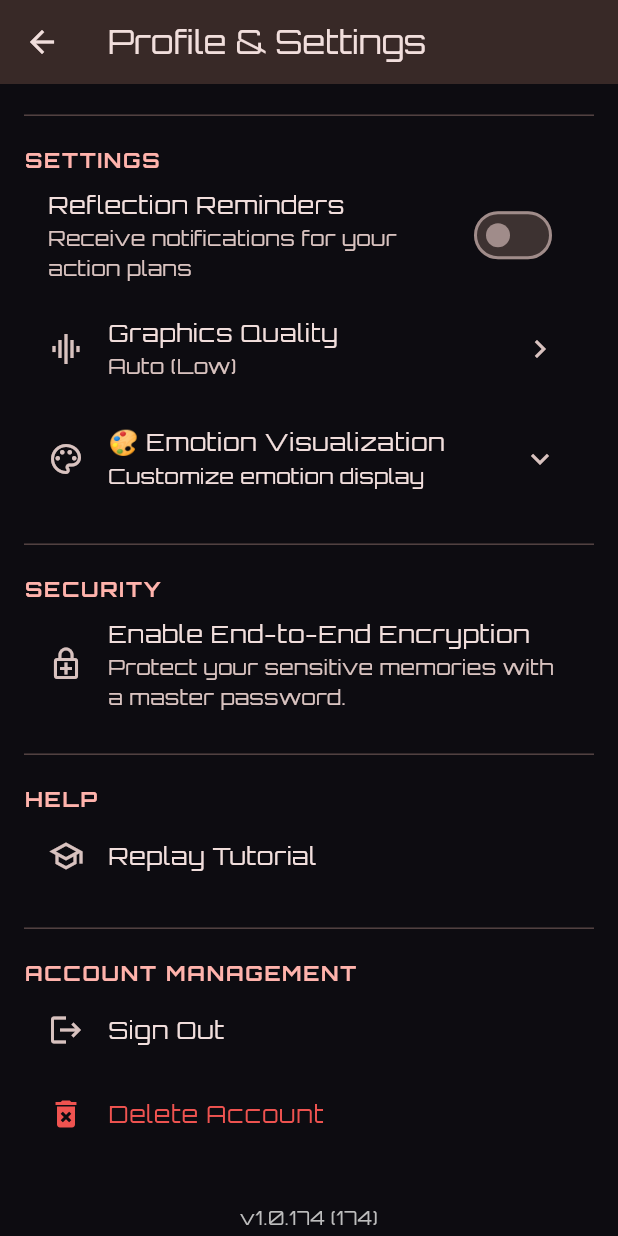
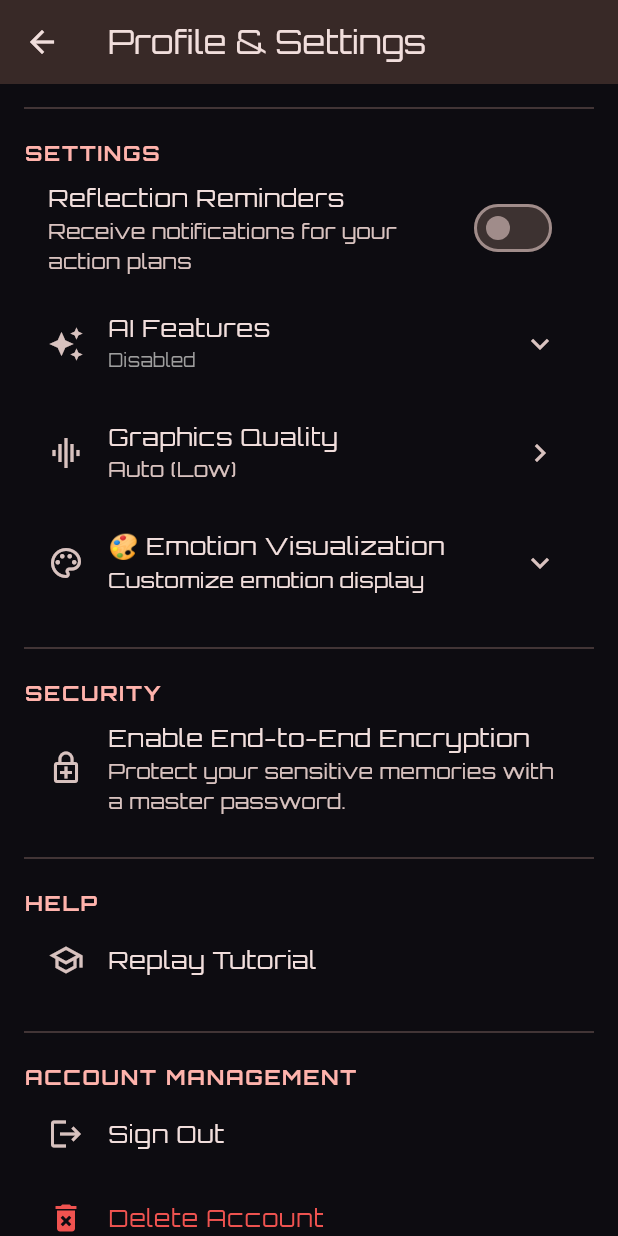
Before and after one commit to RemiEtien/Life, a Flutter app: the ProfileScreen screen opened directly, scrolled down 576 dp, on a phone screen of 412 x 824 dp. Run offline on Flutter 3.47's test engine with Material 3 defaults, Android fonts, the phone set to English and light mode, and no system bars; our stand-ins replace audioplayers, cached_network_image, cloud_firestore, cloud_functions, connectivity_plus, country_picker and 27 more; missing offline and left inert: encrypt, firebase_app_check, markdown_widget, pointycastle, receive_sharing_intent, record and 1 more; accounts and stored records are empty; generated files the repository leaves out were written again; network calls fail; statements that could not run were skipped.

Commit message:
feat: Add AI Settings Infrastructure (Phase 1)
- Add 11 AI feature fields to UserProfile model:
  * Master switch: aiEnabled
  * Smart Prompts (FREE): aiSmartPromptsEnabled, aiSmartPromptsInEdit
  * Pattern Analysis (PREMIUM): aiPatternAnalysisEnabled + 3 location toggles
  * Predictive Insights (PREMIUM): aiPredictiveInsightsEnabled + 2 toggles
  * Privacy: aiProcessEncryptedMemories
- Create AISettingsSection widget with:
  * Granular per-feature and per-location controls
  * AI Consent Dialog on first activation
  * Encrypted memories warning dialog
  * FREE/PREMIUM badges for each tier
  * Privacy info card explaining Gemini usage
- Integrate AISettingsSection into ProfileScreen
- Firestore sync automatic via toJson/fromJson

All settings default to opt-in (aiEnabled=false by default).
Users have full control over what AI can see and where it appears.

Prepared for Phase 2: Firebase Functions + Gemini API.

🤖 Generated with [Claude Code](https://claude.com/claude-code)

Co-Authored-By: Claude <noreply@anthropic.com>

```diff
--- a/lib/models/user_profile.dart
+++ b/lib/models/user_profile.dart
@@ -31,6 +31,28 @@ class UserProfile {
   final bool isPremium;
   final DateTime? premiumUntil;
   final DateTime? trialStartedAt;
+
+  // --- AI FEATURES SETTINGS ---
+  // Master switch
+  final bool aiEnabled; // Default: false (opt-in)
+
+  // Smart Prompts (FREE tier)
+  final bool aiSmartPromptsEnabled; // Default: true (if aiEnabled)
+  final bool aiSmartPromptsInEdit; // Default: true
+
+  // Pattern Analysis (PREMIUM tier)
+  final bool aiPatternAnalysisEnabled; // Default: true (if isPremium && aiEnabled)
+  final bool aiPatternsInMonthlyView; // Default: true
+  final bool aiPatternsInMemoryView; // Default: true
+  final bool aiPatternsInMemoryList; // Default: true
+
+  // Predictive Insights (PREMIUM tier)
+  final bool aiPredictiveInsightsEnabled; // Default: true (if isPremium && aiEnabled)
+  final bool aiPredictiveInEdit; // Default: true
+  final bool aiPredictiveNotifications; // Default: false (explicit opt-in)
+
+  // Privacy control
+  final bool aiProcessEncryptedMemories; // Default: false (encrypted stays encrypted)
 
   // --- NEW VISUAL SETTINGS ---
   final double visualSpeed;
@@ -95,6 +117,18 @@ class UserProfile {
     this.isPremium = false,
     this.premiumUntil,
     this.trialStartedAt,
+    // --- AI FEATURES CONSTRUCTOR PARAMS with defaults ---
+    this.aiEnabled = false, // Opt-in by default
+    this.aiSmartPromptsEnabled = true,
+    this.aiSmartPromptsInEdit = true,
+    this.aiPatternAnalysisEnabled = true,
+    this.aiPatternsInMonthlyView = true,
+    this.aiPatternsInMemoryView = true,
+    this.aiPatternsInMemoryList = true,
+    this.aiPredictiveInsightsEnabled = true,
+    this.aiPredictiveInEdit = true,
+    this.aiPredictiveNotifications = false, // Explicit opt-in
+    this.aiProcessEncryptedMemories = false, // Encrypted stays encrypted
     // --- NEW CONSTRUCTOR PARAMS with defaults ---
     this.visualSpeed = 2.0,
     this.visualAmplitude = 10.0,
@@ -150,6 +184,18 @@ class UserProfile {
     bool? isPremium,
     DateTime? premiumUntil,
     DateTime? trialStartedAt,
+    // --- AI FEATURES copyWith PARAMS ---
+    bool? aiEnabled,
+    bool? aiSmartPromptsEnabled,
+    bool? aiSmartPromptsInEdit,
+    bool? aiPatternAnalysisEnabled,
+    bool? aiPatternsInMonthlyView,
+    bool? aiPatternsInMemoryView,
+    bool? aiPatternsInMemoryList,
+    bool? aiPredictiveInsightsEnabled,
+    bool? aiPredictiveInEdit,
+    bool? aiPredictiveNotifications,
+    bool? aiProcessEncryptedMemories,
     // --- NEW copyWith PARAMS ---
     double? visualSpeed,
     double? visualAmplitude,
@@ -216,6 +262,18 @@ class UserProfile {
       isPremium: isPremium ?? this.isPremium,
       premiumUntil: premiumUntil ?? this.premiumUntil,
       trialStartedAt: trialStartedAt ?? this.trialStartedAt,
+      // --- AI FEATURES copyWith ASSIGNMENTS ---
+      aiEnabled: aiEnabled ?? this.aiEnabled,
+      aiSmartPromptsEnabled: aiSmartPromptsEnabled ?? this.aiSmartPromptsEnabled,
+      aiSmartPromptsInEdit: aiSmartPromptsInEdit ?? this.aiSmartPromptsInEdit,
+      aiPatternAnalysisEnabled: aiPatternAnalysisEnabled ?? this.aiPatternAnalysisEnabled,
+      aiPatternsInMonthlyView: aiPatternsInMonthlyView ?? this.aiPatternsInMonthlyView,
+      aiPatternsInMemoryView: aiPatternsInMemoryView ?? this.aiPatternsInMemoryView,
+      aiPatternsInMemoryList: aiPatternsInMemoryList ?? this.aiPatternsInMemoryList,
+      aiPredictiveInsightsEnabled: aiPredictiveInsightsEnabled ?? this.aiPredictiveInsightsEnabled,
+      aiPredictiveInEdit: aiPredictiveInEdit ?? this.aiPredictiveInEdit,
+      aiPredictiveNotifications: aiPredictiveNotifications ?? this.aiPredictiveNotifications,
+      aiProcessEncryptedMemories: aiProcessEncryptedMemories ?? this.aiProcessEncryptedMemories,
       // --- NEW copyWith ASSIGNMENTS ---
       visualSpeed: visualSpeed ?? this.visualSpeed,
       visualAmplitude: visualAmplitude ?? this.visualAmplitude,
@@ -279,6 +337,18 @@ class UserProfile {
           premiumUntil != null ? Timestamp.fromDate(premiumUntil!) : null,
       'trialStartedAt':
           trialStartedAt != null ? Timestamp.fromDate(trialStartedAt!) : null,
+      // --- AI FEATURES toJson FIELDS ---
+      'aiEnabled': aiEnabled,
+      'aiSmartPromptsEnabled': aiSmartPromptsEnabled,
+      'aiSmartPromptsInEdit': aiSmartPromptsInEdit,
+      'aiPatternAnalysisEnabled': aiPatternAnalysisEnabled,
+      'aiPatternsInMonthlyView': aiPatternsInMonthlyView,
+      'aiPatternsInMemoryView': aiPatternsInMemoryView,
+      'aiPatternsInMemoryList': aiPatternsInMemoryList,
+      'aiPredictiveInsightsEnabled': aiPredictiveInsightsEnabled,
+      'aiPredictiveInEdit': aiPredictiveInEdit,
+      'aiPredictiveNotifications': aiPredictiveNotifications,
+      'aiProcessEncryptedMemories': aiProcessEncryptedMemories,
       // --- NEW toJson FIELDS ---
       'visualSpeed': visualSpeed,
       'visualAmplitude': visualAmplitude,
@@ -339,6 +409,18 @@ class UserProfile {
       isPremium: json['isPremium'] as bool? ?? false,
       premiumUntil: (json['premiumUntil'] as Timestamp?)?.toDate(),
       trialStartedAt: (json['trialStartedAt'] as Timestamp?)?.toDate(),
+      // --- AI FEATURES fromJson ASSIGNMENTS with defaults ---
+      aiEnabled: json['aiEnabled'] as bool? ?? false,
+      aiSmartPromptsEnabled: json['aiSmartPromptsEnabled'] as bool? ?? true,
+      aiSmartPromptsInEdit: json['aiSmartPromptsInEdit'] as bool? ?? true,
+      aiPatternAnalysisEnabled: json['aiPatternAnalysisEnabled'] as bool? ?? true,
+      aiPatternsInMonthlyView: json['aiPatternsInMonthlyView'] as bool? ?? true,
+      aiPatternsInMemoryView: json['aiPatternsInMemoryView'] as bool? ?? true,
+      aiPatternsInMemoryList: json['aiPatternsInMemoryList'] as bool? ?? true,
+      aiPredictiveInsightsEnabled: json['aiPredictiveInsightsEnabled'] as bool? ?? true,
+      aiPredictiveInEdit: json['aiPredictiveInEdit'] as bool? ?? true,
+      aiPredictiveNotifications: json['aiPredictiveNotifications'] as bool? ?? false,
+      aiProcessEncryptedMemories: json['aiProcessEncryptedMemories'] as bool? ?? false,
       // --- NEW fromJson ASSIGNMENTS with defaults ---
       visualSpeed: (json['visualSpeed'] as num?)?.toDouble() ?? 2.0,
       visualAmplitude: (json['visualAmplitude'] as num?)?.toDouble() ?? 10.0,
--- a/lib/screens/profile_screen.dart
+++ b/lib/screens/profile_screen.dart
@@ -14,6 +14,7 @@ import '../models/user_profile.dart';
 import '../providers/application_providers.dart';
 import '../widgets/premium_upsell_widgets.dart';
 import '../widgets/device_performance_detector.dart';
+import '../widgets/ai_settings_section.dart';
 import 'performance_debug_screen.dart';
 import 'package:collection/collection.dart';
 
@@ -1024,6 +1025,7 @@ class _ProfileScreenState extends ConsumerState<ProfileScreen> {
                     const Divider(height: 40),
                     _buildSectionTitle(l10n.profileSectionSettings, context),
                     _buildNotificationsSetting(profile, l10n),
+                    const AISettingsSection(),
                     _buildGraphicsQualitySetting(l10n),
                     _buildEmotionVisualizationSettings(profile, l10n),
                     const Divider(height: 40),
--- /dev/null
+++ b/lib/widgets/ai_settings_section.dart
@@ -0,0 +1,375 @@
+import 'package:flutter/material.dart';
+import 'package:flutter_riverpod/flutter_riverpod.dart';
+import '../models/user_profile.dart';
+import '../providers/application_providers.dart';
+import '../services/user_service.dart';
+import '../utils/safe_logger.dart';
+
+/// AI Settings Section Widget for ProfileScreen
+///
+/// Displays granular AI feature controls with:
+/// - Master AI enable switch with consent dialog
+/// - Smart Prompts settings (FREE tier)
+/// - Pattern Analysis settings (PREMIUM tier)
+/// - Predictive Insights settings (PREMIUM tier)
+/// - Privacy controls
+class AISettingsSection extends ConsumerWidget {
+  const AISettingsSection({super.key});
+
+  @override
+  Widget build(BuildContext context, WidgetRef ref) {
+    final profileAsync = ref.watch(userProfileProvider);
+
+    return profileAsync.when(
+      data: (profile) {
+        if (profile == null) return const SizedBox.shrink();
+        return _buildAISettingsContent(context, ref, profile);
+      },
+      loading: () => const Center(child: CircularProgressIndicator()),
+      error: (_, __) => const SizedBox.shrink(),
+    );
+  }
+
+  Widget _buildAISettingsContent(BuildContext context, WidgetRef ref, UserProfile profile) {
+    return ExpansionTile(
+      title: const Text('AI Features'),
+      subtitle: Text(
+        profile.aiEnabled ? 'Enabled' : 'Disabled',
+        style: TextStyle(
+          color: profile.aiEnabled ? Colors.green : Colors.grey,
+          fontSize: 12,
+        ),
+      ),
+      leading: const Icon(Icons.auto_awesome),
+      children: [
+        // Master Switch
+        SwitchListTile(
+          title: const Text('Enable AI Features'),
+          subtitle: const Text('AI analyzes your memories to find patterns'),
+          value: profile.aiEnabled,
+          onChanged: (value) {
+            if (value && !profile.aiEnabled) {
+              // First time activation - show consent dialog
+              _showAIConsentDialog(context, ref, profile);
+            } else {
+              _updateProfile(ref, profile, {'aiEnabled': value});
+            }
+          },
+        ),
+
+        if (profile.aiEnabled) ...[
+          const Divider(),
+
+          // Smart Prompts (FREE)
+          ListTile(
+            title: Row(
+              children: [
+                const Text('Smart Prompts'),
+                const SizedBox(width: 8),
+                Container(
+                  padding: const EdgeInsets.symmetric(horizontal: 6, vertical: 2),
+                  decoration: BoxDecoration(
+                    color: Colors.green,
+                    borderRadius: BorderRadius.circular(4),
+                  ),
+                  child: const Text('FREE', style: TextStyle(fontSize: 10, color: Colors.white)),
+                ),
+              ],
+            ),
+            subtitle: const Text('AI suggests questions while you write'),
+          ),
+          SwitchListTile(
+            title: const Text('  Show in Memory Edit'),
+            value: profile.aiSmartPromptsEnabled && profile.aiSmartPromptsInEdit,
+            onChanged: profile.aiSmartPromptsEnabled
+                ? (v) => _updateProfile(ref, profile, {'aiSmartPromptsInEdit': v})
+                : null,
+          ),
+
+          const Divider(),
+
+          // Pattern Analysis (PREMIUM)
+          ListTile(
+            title: Row(
+              children: [
+                const Text('Pattern Analysis'),
+                const SizedBox(width: 8),
+                Container(
+                  padding: const EdgeInsets.symmetric(horizontal: 6, vertical: 2),
+                  decoration: BoxDecoration(
+                    color: Colors.amber,
+                    borderRadius: BorderRadius.circular(4),
+                  ),
+                  child: const Text('PREMIUM', style: TextStyle(fontSize: 10, color: Colors.white)),
+                ),
+              ],
+            ),
+            subtitle: const Text('Weekly analysis of patterns and cycles'),
+            trailing: !profile.isPremium
+                ? TextButton(
+                    onPressed: () => _showPremiumUpgrade(context),
+                    child: const Text('Upgrade'),
+                  )
+                : null,
+          ),
+          if (profile.isPremium) ...[
+            SwitchListTile(
+              title: const Text('  Enable Pattern Analysis'),
+              value: profile.aiPatternAnalysisEnabled,
+              onChanged: (v) => _updateProfile(ref, profile, {'aiPatternAnalysisEnabled': v}),
+            ),
+            if (profile.aiPatternAnalysisEnabled) ...[
+              SwitchListTile(
+                title: const Text('    Show in Monthly View'),
+                value: profile.aiPatternsInMonthlyView,
+                onChanged: (v) => _updateProfile(ref, profile, {'aiPatternsInMonthlyView': v}),
+              ),
+              SwitchListTile(
+                title: const Text('    Show in Memory View'),
+                value: profile.aiPatternsInMemoryView,
+                onChanged: (v) => _updateProfile(ref, profile, {'aiPatternsInMemoryView': v}),
+              ),
+              SwitchListTile(
+                title: const Text('    Show in Memory List'),
+                value: profile.aiPatternsInMemoryList,
+                onChanged: (v) => _updateProfile(ref, profile, {'aiPatternsInMemoryList': v}),
+              ),
+            ],
+          ],
+
+          const Divider(),
+
+          // Predictive Insights (PREMIUM)
+          ListTile(
+            title: Row(
+              children: [
+                const Text('Predictive Insights'),
+                const SizedBox(width: 8),
+                Container(
+                  padding: const EdgeInsets.symmetric(horizontal: 6, vertical: 2),
+                  decoration: BoxDecoration(
+                    color: Colors.amber,
+                    borderRadius: BorderRadius.circular(4),
+                  ),
+                  child: const Text('PREMIUM', style: TextStyle(fontSize: 10, color: Colors.white)),
+                ),
+              ],
+            ),
+            subtitle: const Text('AI predicts based on your history'),
+            trailing: !profile.isPremium
+                ? TextButton(
+                    onPressed: () => _showPremiumUpgrade(context),
+                    child: const Text('Upgrade'),
+                  )
+                : null,
+          ),
+          if (profile.isPremium) ...[
+            SwitchListTile(
+              title: const Text('  Enable Predictive Insights'),
+              value: profile.aiPredictiveInsightsEnabled,
+              onChanged: (v) => _updateProfile(ref, profile, {'aiPredictiveInsightsEnabled': v}),
+            ),
+            if (profile.aiPredictiveInsightsEnabled) ...[
+              SwitchListTile(
+                title: const Text('    Show in Memory Edit'),
+                value: profile.aiPredictiveInEdit,
+                onChanged: (v) => _updateProfile(ref, profile, {'aiPredictiveInEdit': v}),
+              ),
+              SwitchListTile(
+                title: const Text('    Proactive Notifications'),
+                subtitle: const Text('Get notified when AI sees a pattern'),
+                value: profile.aiPredictiveNotifications,
+                onChanged: (v) => _updateProfile(ref, profile, {'aiPredictiveNotifications': v}),
+              ),
+            ],
+          ],
+
+          const Divider(),
+
+          // Privacy Control
+          const ListTile(
+            title: Text('Privacy'),
+            subtitle: Text('Control what AI can access'),
+          ),
+          SwitchListTile(
+            title: const Text('  Process Encrypted Memories'),
+            subtitle: const Text('Allow AI to analyze encrypted content'),
+            value: profile.aiProcessEncryptedMemories,
+            onChanged: (v) {
+              if (v) {
+                _showEncryptedAIWarning(context, ref, profile);
+              } else {
+                _updateProfile(ref, profile, {'aiProcessEncryptedMemories': v});
+              }
+            },
+          ),
+
+          // Privacy info card
+          const Card(
+            margin: EdgeInsets.all(16),
+            child: Padding(
+              padding: EdgeInsets.all(12),
+              child: Column(
+                crossAxisAlignment: CrossAxisAlignment.start,
+                children: [
+                  Row(
+                    children: [
+                      Icon(Icons.privacy_tip, size: 16),
+                      SizedBox(width: 8),
+                      Text('AI Privacy', style: TextStyle(fontWeight: FontWeight.bold)),
+                    ],
+                  ),
+                  SizedBox(height: 8),
+                  Text(
+                    '• Powered by Google Gemini AI\n'
+                    '• Google does NOT store your data\n'
+                    '• Encrypted memories stay encrypted by default\n'
+                    '• You can disable AI anytime',
+                    style: TextStyle(fontSize: 12),
+                  ),
+                ],
+              ),
+            ),
+          ),
+        ],
+      ],
+    );
+  }
+
+  Future<void> _showAIConsentDialog(BuildContext context, WidgetRef ref, UserProfile profile) async {
+    final confirmed = await showDialog<bool>(
+      context: context,
+      builder: (context) => AlertDialog(
+        title: const Text('Enable AI Features?'),
+        content: const Column(
+          mainAxisSize: MainAxisSize.min,
+          crossAxisAlignment: CrossAxisAlignment.start,
+          children: [
+            Text('AI will analyze your memories to:'),
+            SizedBox(height: 8),
+            Text('• Suggest thoughtful questions'),
+            Text('• Find recurring patterns'),
+            Text('• Predict and help prevent negative cycles'),
+            SizedBox(height: 16),
+            Text('Privacy guarantee:', style: TextStyle(fontWeight: FontWeight.bold)),
+            SizedBox(height: 8),
+            Text('• Powered by Google Gemini'),
+            Text('• Your data is NOT stored by Google'),
+            Text('• Encrypted memories stay encrypted'),
+            Text('• You control what AI can see'),
+            SizedBox(height: 16),
+            Text(
+              'You can disable AI anytime in Settings.',
+              style: TextStyle(fontSize: 12, fontStyle: FontStyle.italic),
+            ),
+          ],
+        ),
+        actions: [
+          TextButton(
+            onPressed: () => Navigator.pop(context, false),
+            child: const Text('Cancel'),
+          ),
+          ElevatedButton(
+            onPressed: () => Navigator.pop(context, true),
+            child: const Text('Enable AI'),
+          ),
+        ],
+      ),
+    );
+
+    if (confirmed == true) {
+      await _updateProfile(ref, profile, {'aiEnabled': true});
+    }
+  }
+
+  void _showEncryptedAIWarning(BuildContext context, WidgetRef ref, UserProfile profile) {
+    showDialog(
+      context: context,
+      builder: (context) => AlertDialog(
+        title: const Text('Process Encrypted Memories?'),
+        content: const Text(
+          'This will send your encrypted memories to Google Gemini AI for analysis.\n\n'
+          'While Gemini does NOT store your data, this means your encrypted content '
+          'will be temporarily processed by Google servers.\n\n'
+          'Are you sure you want to enable this?',
+        ),
+        actions: [
+          TextButton(
+            onPressed: () => Navigator.pop(context),
+            child: const Text('Cancel'),
+          ),
+          ElevatedButton(
+            onPressed: () {
+              Navigator.pop(context);
+              _updateProfile(ref, profile, {'aiProcessEncryptedMemories': true});
+            },
+            style: ElevatedButton.styleFrom(backgroundColor: Colors.orange),
+            child: const Text('Enable'),
+          ),
+        ],
+      ),
+    );
+  }
+
+  void _showPremiumUpgrade(BuildContext context) {
+    // TODO: Navigate to premium upgrade screen
+    ScaffoldMessenger.of(context).showSnackBar(
+      const SnackBar(
+        content: Text('Premium features coming soon!'),
+        duration: Duration(seconds: 2),
+      ),
+    );
+  }
+
+  Future<void> _updateProfile(WidgetRef ref, UserProfile profile, Map<String, dynamic> updates) async {
+    try {
+      final userService = ref.read(userServiceProvider);
+
+      // Create updated profile using copyWith
+      UserProfile updatedProfile = profile;
+
+      updates.forEach((key, value) {
+        switch (key) {
+          case 'aiEnabled':
+            updatedProfile = updatedProfile.copyWith(aiEnabled: value as bool);
+            break;
+          case 'aiSmartPromptsEnabled':
+            updatedProfile = updatedProfile.copyWith(aiSmartPromptsEnabled: value as bool);
+            break;
+          case 'aiSmartPromptsInEdit':
+            updatedProfile = updatedProfile.copyWith(aiSmartPromptsInEdit: value as bool);
+            break;
+          case 'aiPatternAnalysisEnabled':
+            updatedProfile = updatedProfile.copyWith(aiPatternAnalysisEnabled: value as bool);
+            break;
+          case 'aiPatternsInMonthlyView':
+            updatedProfile = updatedProfile.copyWith(aiPatternsInMonthlyView: value as bool);
+            break;
+          case 'aiPatternsInMemoryView':
+            updatedProfile = updatedProfile.copyWith(aiPatternsInMemoryView: value as bool);
+            break;
+          case 'aiPatternsInMemoryList':
+            updatedProfile = updatedProfile.copyWith(aiPatternsInMemoryList: value as bool);
+            break;
+          case 'aiPredictiveInsightsEnabled':
+            updatedProfile = updatedProfile.copyWith(aiPredictiveInsightsEnabled: value as bool);
+            break;
+          case 'aiPredictiveInEdit':
+            updatedProfile = updatedProfile.copyWith(aiPredictiveInEdit: value as bool);
+            break;
+          case 'aiPredictiveNotifications':
+            updatedProfile = updatedProfile.copyWith(aiPredictiveNotifications: value as bool);
+            break;
+          case 'aiProcessEncryptedMemories':
+            updatedProfile = updatedProfile.copyWith(aiProcessEncryptedMemories: value as bool);
+            break;
+        }
+      });
+
+      await userService.updateUserProfile(updatedProfile);
+      SafeLogger.debug('AI settings updated: $updates', tag: 'AISettingsSection');
+    } catch (e, stackTrace) {
+      SafeLogger.error('Failed to update AI settings', error: e, stackTrace: stackTrace, tag: 'AISettingsSection');
+    }
+  }
+}
```
